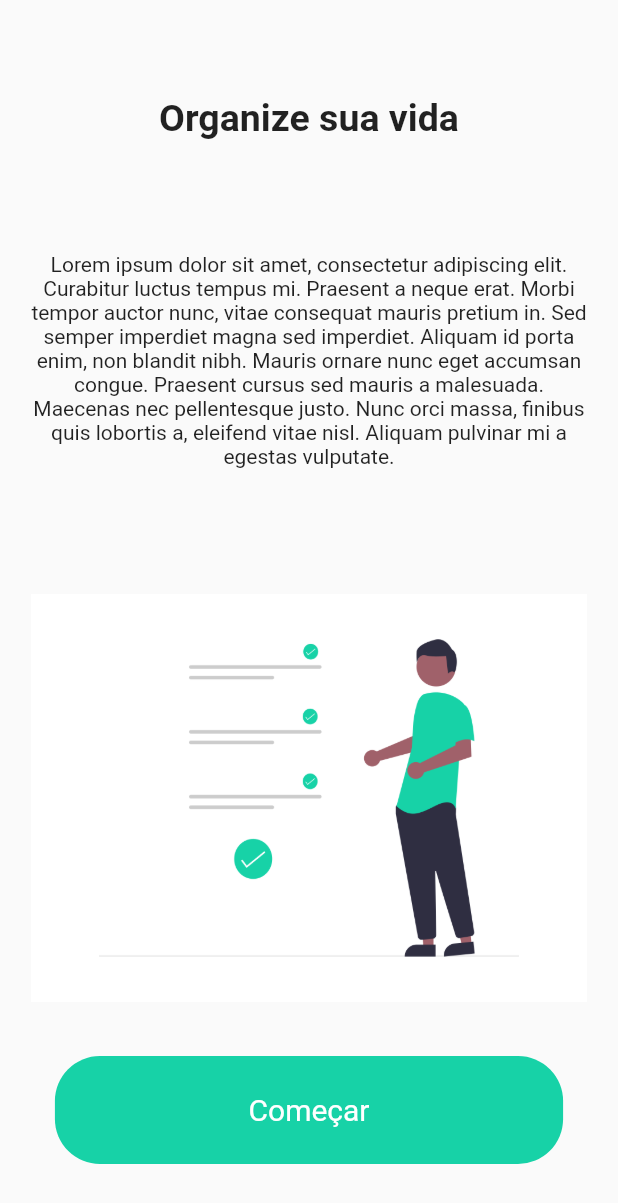
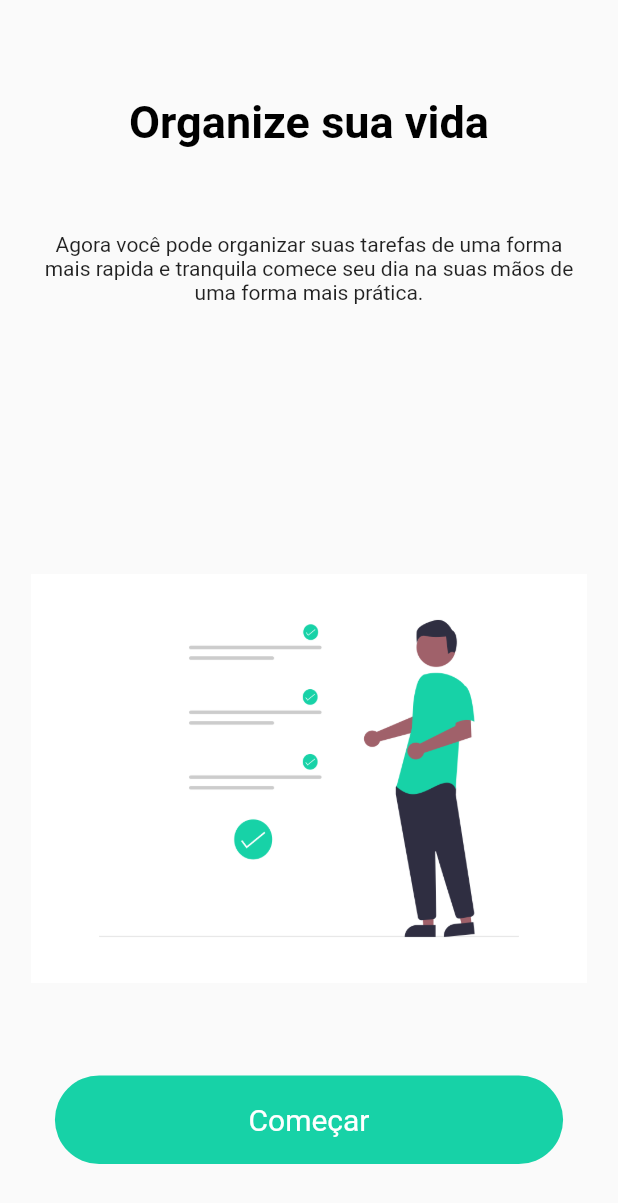
Before and after one commit to Lucas-Chaves/MyToDoList, a Flutter app: the screen it shows after launch, on a phone screen of 412 x 824 dp. Shown: the top 1203 px of the screen. Run offline on Flutter 3.47's test engine with Material 2 defaults, Android fonts, the phone set to English and light mode, and no system bars; our stand-ins replace equatable, sqflite; accounts and stored records are empty.

Commit message:
Created the onBoard page and new widgets

```diff
--- a/lib/main_app.dart
+++ b/lib/main_app.dart
@@ -1,11 +1,7 @@
 import 'package:flutter/material.dart';
-import 'package:pretty_json/pretty_json.dart';
-import 'package:sqflite/sqflite.dart';
 import 'package:to_do/theme/theme_dark.dart';
 import 'package:to_do/ui/home/home.dart';
-import 'package:to_do/ui/models/models.dart';
 
-import 'repository/repository.dart';
 
 class MyHomePage extends StatefulWidget {
   const MyHomePage({Key? key}) : super(key: key);
--- /dev/null
+++ b/lib/theme/colors.dart
@@ -0,0 +1,9 @@
+import 'package:flutter/material.dart';
+
+
+
+///Default Colors to app.
+Color primaryColor = Color(0xFF17D2A7);
+Color secondaryColor = Color(0xFF0FAEF6);
+Color primaryDarkColor = Colors.black;
+Color whiteColor = Colors.white;
--- /dev/null
+++ b/lib/theme/size.dart
@@ -0,0 +1,32 @@
+//Sizes in the app
+import 'package:flutter/cupertino.dart';
+
+/// "XS" (extra small),
+/// "S" (small),
+/// "M" (medium),
+/// "L" (large),
+/// "XL" (extra large),
+/// "XXL" (extra extra large).
+
+///Default size for widgets
+final double kHeightM = 16;
+final double kWidthM = 16;
+final double kHeightL = 32;
+final double kWidthL = 32;
+
+///Default size for text Title fonts
+final double kFontSizeTitleL = 30;
+final double kFontSizeButtonM = 20;
+
+
+///Default size for text fonts
+final double kFontSizeTitleM = 14;
+
+
+
+///Default weight for texts in the App
+final FontWeight kFontWeight700 = FontWeight.w700;
+
+
+///Default size about BorderRadius
+final double borderRadiusPrimaryButton = 30;
--- /dev/null
+++ b/lib/theme/theme.dart
@@ -0,0 +1,2 @@
+export './size.dart';
+export './theme_dark.dart';
--- a/lib/theme/theme_dark.dart
+++ b/lib/theme/theme_dark.dart
@@ -1,9 +1,20 @@
-
-
 import 'package:flutter/material.dart';
+import './size.dart';
+import './colors.dart';
 
 ThemeData themeData = ThemeData(
+    primaryColor: primaryColor,
+    textTheme: TextTheme(
+      headline4: TextStyle(
+          fontSize: kFontSizeTitleL,
+          fontWeight: kFontWeight700,
+          color: primaryDarkColor),
+      bodyText2: TextStyle(fontSize: kFontSizeTitleM),
+      button: TextStyle(fontSize: kFontSizeButtonM, color: whiteColor),
+    ),
+    highlightColor: Colors.transparent,
+    splashColor: Colors.transparent);
 
+TextTheme get getTextTheme => themeData.textTheme;
 
-  primaryColor: Color(0xFF17D2A7),
-);
+ThemeData get getTheme => themeData;
--- /dev/null
+++ b/lib/ui/home/constants.dart
@@ -0,0 +1,6 @@
+final String titleOnboard1 = 'Organize sua vida';
+final String descriptionOnboard1 =
+    'Agora você pode organizar suas tarefas de uma forma mais rapida e tranquila '
+    'comece seu dia na suas mãos de uma forma mais prática.';
+final String pathImageOnboard1 = 'lib/assets/onboard/onboard_1.png';
+final String buttonOnboard1 = 'Começar';
--- a/lib/ui/home/home.page.dart
+++ b/lib/ui/home/home.page.dart
@@ -1,5 +1,7 @@
-import 'package:flutter/cupertino.dart';
 import 'package:flutter/material.dart';
+import '../widgets/widgets.dart';
+import '../../theme/theme.dart';
+import './constants.dart';
 
 class HomePage extends StatefulWidget {
   const HomePage({Key? key}) : super(key: key);
@@ -22,39 +24,27 @@ class _HomePageState extends State<HomePage> {
             mainAxisAlignment: MainAxisAlignment.center,
             crossAxisAlignment: CrossAxisAlignment.center,
             children: [
-              Padding(padding: EdgeInsets.symmetric(vertical: 32)),
+              SpacerSymmetric(height: kHeightL),
               Expanded(
                   child: Text(
-                'Organize sua vida',
+                titleOnboard1,
                 textAlign: TextAlign.center,
-                style: TextStyle(fontSize: 25, fontWeight: FontWeight.w700),
+                style: getTextTheme.headline4,
               )),
               Expanded(
                 flex: 2,
-                child: Text(
-                    'Lorem ipsum dolor sit amet, consectetur adipiscing elit. Curabitur luctus tempus mi. Praesent a neque erat. Morbi tempor auctor nunc, vitae consequat mauris pretium in. Sed semper imperdiet magna sed imperdiet. Aliquam id porta enim, non blandit nibh. Mauris ornare nunc eget accumsan congue. Praesent cursus sed mauris a malesuada. Maecenas nec pellentesque justo. Nunc orci massa, finibus quis lobortis a, eleifend vitae nisl. Aliquam pulvinar mi a egestas vulputate.',
-                    textAlign: TextAlign.center),
+                child: Text(descriptionOnboard1,
+                    style: getTextTheme.bodyText2, textAlign: TextAlign.center),
               ),
+              Expanded(flex: 4, child: Image.asset(pathImageOnboard1)),
               Expanded(
-                  flex: 3,
-                  child: Image.asset('lib/assets/onboard/onboard_1.png')),
-              Expanded(
-                child: InkWell(
-                  child: Container(
-                    decoration: BoxDecoration(
-                        color: Theme.of(context).primaryColor,
-                        borderRadius: BorderRadius.all(Radius.circular(30))),
-                    alignment: Alignment.center,
-                    margin: EdgeInsets.symmetric(horizontal: 16, vertical: 16),
-                    width: MediaQuery.of(context).size.width,
-                    child: Text(
-                      'Começar',
-                      style: TextStyle(color: Colors.white, fontSize: 20),
-                    ),
-                  ),
+                child: MyButton(
+                  btnText: buttonOnboard1,
+                  colorButton: Theme.of(context).primaryColor,
+                  functionButton: () {},
                 ),
               ),
-              Padding(padding: EdgeInsets.symmetric(vertical: 16))
+              SpacerSymmetric(height: kHeightM)
             ],
           ),
         ),
--- a/lib/ui/ui.dart
+++ b/lib/ui/ui.dart
@@ -1,2 +1,3 @@
 export './models/models.dart';
 export './home/home.dart';
+export './widgets/widgets.dart';
--- /dev/null
+++ b/lib/ui/widgets/my_button.dart
@@ -0,0 +1,31 @@
+import 'package:flutter/material.dart';
+import '../../theme/theme.dart';
+
+
+class MyButton extends StatelessWidget {
+  final String btnText;
+  final VoidCallback? functionButton;
+  final Color? colorButton;
+
+  const MyButton({Key? key, this.btnText = "", this.functionButton, this.colorButton}) : super(key: key);
+
+  @override
+  Widget build(BuildContext context) {
+    return InkWell(
+      highlightColor: Colors.transparent,
+      child: Container(
+        decoration: BoxDecoration(
+            color: colorButton?? Theme.of(context).primaryColor,
+            borderRadius: BorderRadius.all(Radius.circular(borderRadiusPrimaryButton))),
+        alignment: Alignment.center,
+        margin: EdgeInsets.symmetric(horizontal: kHeightM, vertical: kWidthM),
+        width: MediaQuery.of(context).size.width,
+        child: Text(
+          btnText,
+          style: getTextTheme.button,
+        ),
+      ),
+      onTap: functionButton ?? (){},
+    );
+  }
+}
--- /dev/null
+++ b/lib/ui/widgets/spacer_symmetric.dart
@@ -0,0 +1,13 @@
+import 'package:flutter/material.dart';
+
+
+class SpacerSymmetric extends StatelessWidget {
+  final double height;
+  final double width;
+  const SpacerSymmetric({Key? key, this.height = 0, this.width = 0}) : super(key: key);
+
+  @override
+  Widget build(BuildContext context) {
+    return Padding(padding: EdgeInsets.symmetric(vertical: height, horizontal: width));
+  }
+}
--- /dev/null
+++ b/lib/ui/widgets/widgets.dart
@@ -0,0 +1,2 @@
+export './spacer_symmetric.dart';
+export './my_button.dart';
```
Also changed, not shown: lib/utils/utils.dart (line endings or trailing spaces), 1 other file.
